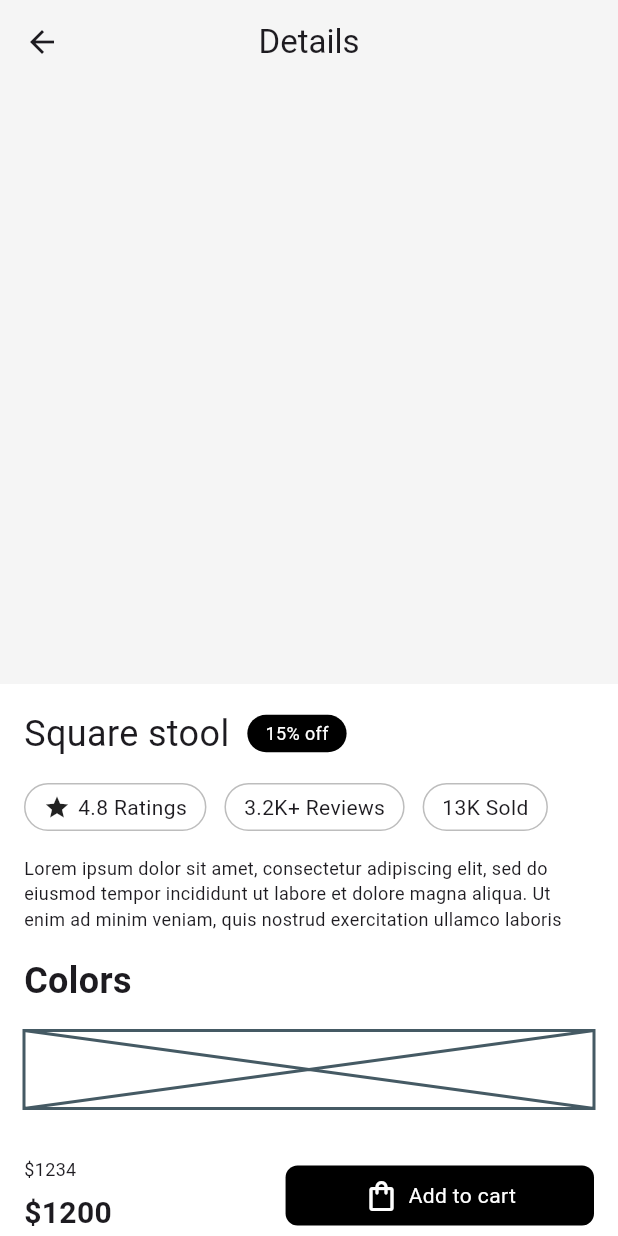
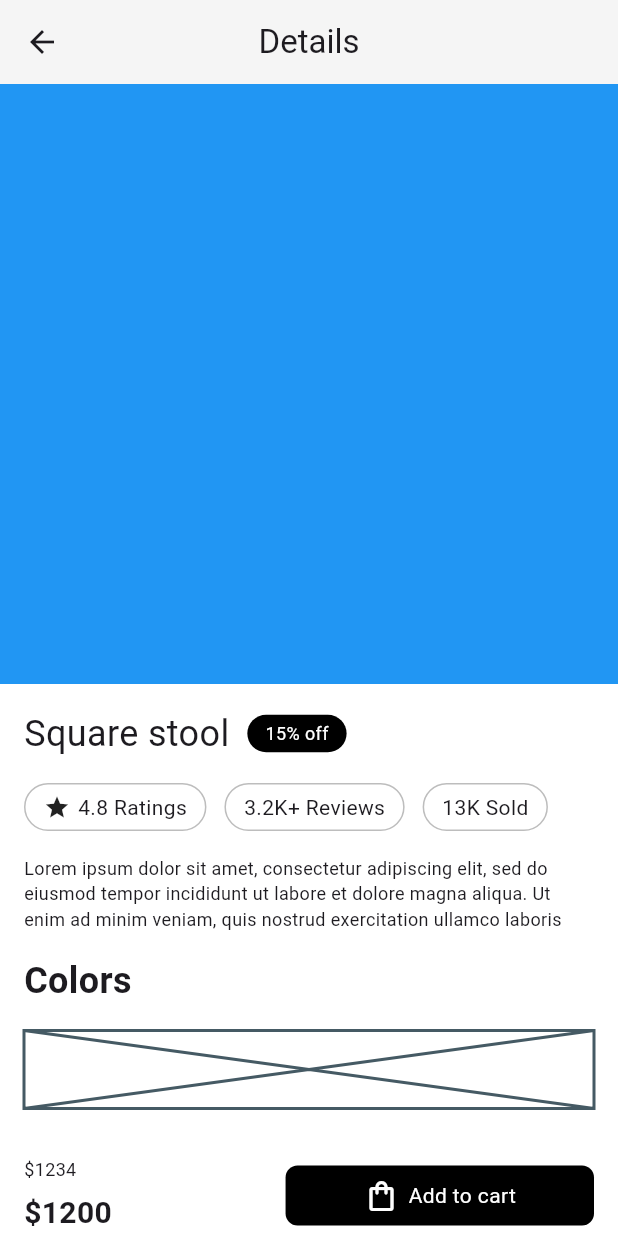
Before and after one commit to JAICHANGPARK/flutter_notebook_chapter_49, a Flutter app: the FurnitureDetailPage screen opened directly, on a phone screen of 412 x 824 dp. Run offline on Flutter 3.47's test engine with Material 3 defaults, Android fonts, the phone set to English and light mode, and no system bars; our stand-ins replace dots_indicator, gap, google_fonts.

Commit message:
Update furniture_detail_page.dart

```diff
--- a/lib/ep2460_furniture_app/ui/furniture_detail_page.dart
+++ b/lib/ep2460_furniture_app/ui/furniture_detail_page.dart
@@ -27,7 +27,15 @@ class _FurnitureDetailPageState extends State<FurnitureDetailPage> {
             child: Stack(
               children: [
                 PageView(children: [
-
+                  Container(
+                    color: Colors.blue,
+                  ),
+                  Container(
+                    color: Colors.orange,
+                  ),
+                  Container(
+                    color: Colors.green,
+                  )
                 ],)
               ],
             ),
```
